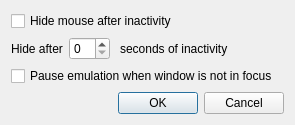
Above: src/frontend/qt_sdl/InterfaceSettingsDialog.ui from melonDS-emu/melonDS before the change. Below: the same form after it.
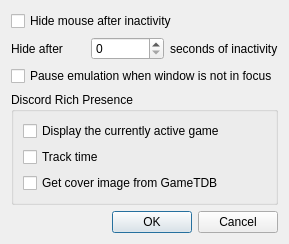
That is the form after the change.

Commit message:
Add Discord Rich Presence support
This adds Rich Presence support for melonDS.
This allows anyone with Discord installed on their computer to show which game they're playing.
It additionally allows to show how long the game has been played, as well as showing an image of the game fetched from GameTDB, if available.

On top of this, the PR features some small fixes.

Patch:
```diff
--- a/src/frontend/qt_sdl/InterfaceSettingsDialog.ui
+++ b/src/frontend/qt_sdl/InterfaceSettingsDialog.ui
@@ -6,8 +6,8 @@
    <rect>
     <x>0</x>
     <y>0</y>
-    <width>262</width>
-    <height>113</height>
+    <width>256</width>
+    <height>224</height>
    </rect>
   </property>
   <property name="sizePolicy">
@@ -19,32 +19,76 @@
   <property name="windowTitle">
    <string>Interface settings - melonDS</string>
   </property>
-  <layout class="QGridLayout" name="gridLayout">
-   <item row="1" column="0" alignment="Qt::AlignLeft">
-    <widget class="QLabel" name="label">
-     <property name="text">
-      <string>Hide after</string>
-     </property>
-    </widget>
-   </item>
-   <item row="2" column="0" colspan="4">
-    <widget class="QCheckBox" name="cbPauseLostFocus">
-     <property name="text">
-      <string>Pause emulation when window is not in focus</string>
-     </property>
-    </widget>
-   </item>
-   <item row="0" column="0" colspan="5">
+  <layout class="QVBoxLayout" name="verticalLayout_2">
+   <property name="sizeConstraint">
+    <enum>QLayout::SetFixedSize</enum>
+   </property>
+   <item>
     <widget class="QCheckBox" name="cbMouseHide">
      <property name="text">
       <string>Hide mouse after inactivity</string>
      </property>
     </widget>
    </item>
-   <item row="1" column="1" alignment="Qt::AlignLeft">
-    <widget class="QSpinBox" name="spinMouseHideSeconds"/>
+   <item>
+    <layout class="QHBoxLayout" name="inactivityBox">
+     <item>
+      <widget class="QLabel" name="label">
+       <property name="text">
+        <string>Hide after</string>
+       </property>
+      </widget>
+     </item>
+     <item>
+      <widget class="QSpinBox" name="spinMouseHideSeconds"/>
+     </item>
+     <item>
+      <widget class="QLabel" name="label_2">
+       <property name="text">
+        <string>seconds of inactivity</string>
+       </property>
+      </widget>
+     </item>
+    </layout>
    </item>
-   <item row="3" column="0" colspan="5">
+   <item>
+    <widget class="QCheckBox" name="cbPauseLostFocus">
+     <property name="text">
+      <string>Pause emulation when window is not in focus</string>
+     </property>
+    </widget>
+   </item>
+   <item>
+    <widget class="QGroupBox" name="discordBox">
+     <property name="title">
+      <string>Discord Rich Presence</string>
+     </property>
+     <layout class="QVBoxLayout" name="verticalLayout">
+      <item>
+       <widget class="QCheckBox" name="cbDiscordEnable">
+        <property name="text">
+         <string>Display the currently active game</string>
+        </property>
+       </widget>
+      </item>
+      <item>
+       <widget class="QCheckBox" name="cbDiscordTrackTime">
+        <property name="text">
+         <string>Track time</string>
+        </property>
+       </widget>
+      </item>
+      <item>
+       <widget class="QCheckBox" name="cbDiscordGetImageFromInternet">
+        <property name="text">
+         <string>Get cover image from GameTDB</string>
+        </property>
+       </widget>
+      </item>
+     </layout>
+    </widget>
+   </item>
+   <item>
     <widget class="QDialogButtonBox" name="buttonBox">
      <property name="orientation">
       <enum>Qt::Horizontal</enum>
@@ -54,13 +98,6 @@
      </property>
     </widget>
    </item>
-   <item row="1" column="2">
-    <widget class="QLabel" name="label_2">
-     <property name="text">
-      <string>seconds of inactivity</string>
-     </property>
-    </widget>
-   </item>
   </layout>
  </widget>
  <tabstops>
```
Left out of the diff: 16 changed lines with no effect on the pictures. The commit also changes 68 other files.
